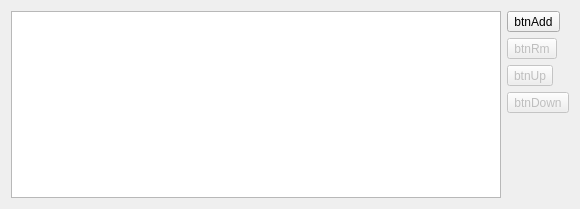
This is fileAddition.ui in Fishmoo/vFlashToolbox as Qt 5 draws it before an edit. The edited form follows.
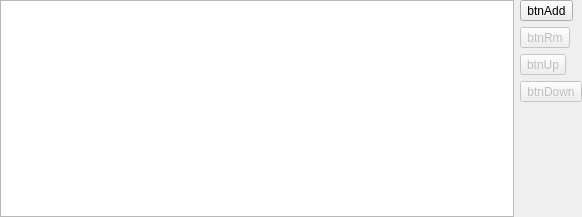
This is the edited form. Icons and pictures are not drawn.

```diff
--- a/fileAddition.ui
+++ b/fileAddition.ui
@@ -6,14 +6,26 @@
    <rect>
     <x>0</x>
     <y>0</y>
-    <width>580</width>
-    <height>209</height>
+    <width>582</width>
+    <height>217</height>
    </rect>
   </property>
   <property name="windowTitle">
    <string>Form</string>
   </property>
   <layout class="QGridLayout" name="gridLayout">
+   <property name="leftMargin">
+    <number>0</number>
+   </property>
+   <property name="topMargin">
+    <number>0</number>
+   </property>
+   <property name="rightMargin">
+    <number>0</number>
+   </property>
+   <property name="bottomMargin">
+    <number>0</number>
+   </property>
    <item row="0" column="0">
     <layout class="QHBoxLayout" name="horizontalLayout">
      <item>
```
